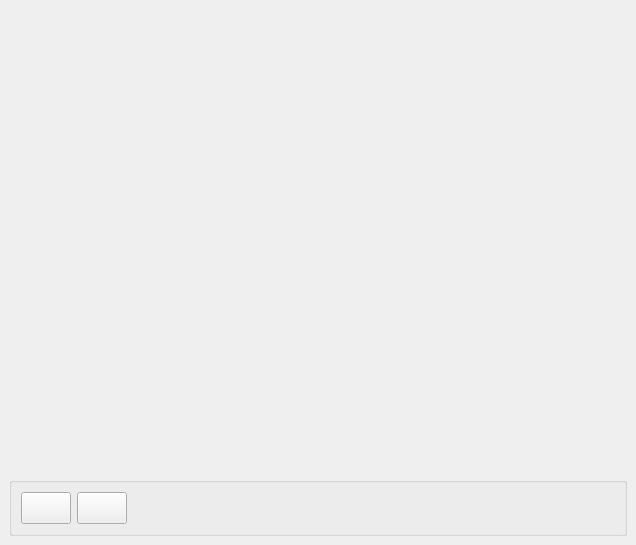
Above: src/components/core/inspector/ui/Inspector.ui from KelSolaar/sIBL_GUI before the change. Below: the same form after it.
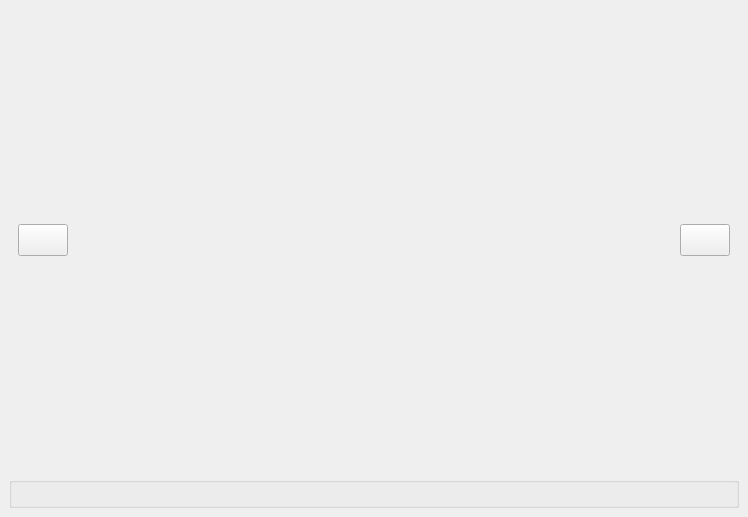
That is the form after the change.

```diff
--- a/src/components/core/inspector/ui/Inspector.ui
+++ b/src/components/core/inspector/ui/Inspector.ui
@@ -7,73 +7,15 @@
   </property>
   <widget class="QWidget" name="Inspector_dockWidgetContents">
    <layout class="QGridLayout" name="Inspector_dockWidgetContents_gridLayout">
-    <item row="1" column="0" colspan="2">
+    <item row="1" column="0" colspan="4">
      <widget class="QGroupBox" name="Options_groupBox">
       <property name="title">
        <string/>
       </property>
-      <layout class="QGridLayout" name="Options_groupBox_gridLayout">
-       <item row="1" column="2">
-        <spacer name="Options_horizontalSpacer">
-         <property name="orientation">
-          <enum>Qt::Horizontal</enum>
-         </property>
-         <property name="sizeHint" stdset="0">
-          <size>
-           <width>40</width>
-           <height>20</height>
-          </size>
-         </property>
-        </spacer>
-       </item>
-       <item row="1" column="0">
-        <widget class="QPushButton" name="Previous_Ibl_Set_pushButton">
-         <property name="minimumSize">
-          <size>
-           <width>50</width>
-           <height>32</height>
-          </size>
-         </property>
-         <property name="maximumSize">
-          <size>
-           <width>50</width>
-           <height>32</height>
-          </size>
-         </property>
-         <property name="statusTip">
-          <string>Previous Ibl Set Push Button: Navigate To Previous Ibl Set In The Current Selected Collection.</string>
-         </property>
-         <property name="text">
-          <string/>
-         </property>
-        </widget>
-       </item>
-       <item row="1" column="1">
-        <widget class="QPushButton" name="Next_Ibl_Set_pushButton">
-         <property name="minimumSize">
-          <size>
-           <width>50</width>
-           <height>32</height>
-          </size>
-         </property>
-         <property name="maximumSize">
-          <size>
-           <width>50</width>
-           <height>32</height>
-          </size>
-         </property>
-         <property name="statusTip">
-          <string>Next Ibl Set Push Button: Navigate To Next Ibl Set In The Current Selected Collection.</string>
-         </property>
-         <property name="text">
-          <string/>
-         </property>
-        </widget>
-       </item>
-      </layout>
+      <layout class="QGridLayout" name="Options_groupBox_gridLayout"/>
      </widget>
     </item>
-    <item row="0" column="0" colspan="2">
+    <item row="0" column="0" colspan="4">
      <widget class="QFrame" name="Overall_frame">
       <property name="frameShadow">
        <enum>QFrame::Raised</enum>
@@ -82,7 +24,7 @@
        <property name="verticalSpacing">
         <number>0</number>
        </property>
-       <item row="1" column="0">
+       <item row="1" column="1">
         <widget class="QFrame" name="Title_frame">
          <property name="frameShadow">
           <enum>QFrame::Raised</enum>
@@ -101,7 +43,7 @@
          </layout>
         </widget>
        </item>
-       <item row="2" column="0">
+       <item row="2" column="1">
         <widget class="QFrame" name="Image_frame">
          <property name="minimumSize">
           <size>
@@ -138,7 +80,7 @@
          </layout>
         </widget>
        </item>
-       <item row="3" column="0">
+       <item row="3" column="1">
         <widget class="QFrame" name="Details_frame">
          <layout class="QGridLayout" name="Details_frame_gridLayout">
           <item row="0" column="0">
@@ -154,7 +96,7 @@
          </layout>
         </widget>
        </item>
-       <item row="0" column="0">
+       <item row="0" column="1">
         <spacer name="Top_verticalSpacer">
          <property name="orientation">
           <enum>Qt::Vertical</enum>
@@ -167,7 +109,7 @@
          </property>
         </spacer>
        </item>
-       <item row="4" column="0">
+       <item row="4" column="1">
         <spacer name="Bottom_verticalSpacer">
          <property name="orientation">
           <enum>Qt::Vertical</enum>
@@ -180,6 +122,50 @@
          </property>
         </spacer>
        </item>
+       <item row="2" column="0">
+        <widget class="QPushButton" name="Previous_Ibl_Set_pushButton">
+         <property name="minimumSize">
+          <size>
+           <width>50</width>
+           <height>32</height>
+          </size>
+         </property>
+         <property name="maximumSize">
+          <size>
+           <width>50</width>
+           <height>32</height>
+          </size>
+         </property>
+         <property name="statusTip">
+          <string>Previous Ibl Set Push Button: Navigate To Previous Ibl Set In The Current Selected Collection.</string>
+         </property>
+         <property name="text">
+          <string/>
+         </property>
+        </widget>
+       </item>
+       <item row="2" column="2">
+        <widget class="QPushButton" name="Next_Ibl_Set_pushButton">
+         <property name="minimumSize">
+          <size>
+           <width>50</width>
+           <height>32</height>
+          </size>
+         </property>
+         <property name="maximumSize">
+          <size>
+           <width>50</width>
+           <height>32</height>
+          </size>
+         </property>
+         <property name="statusTip">
+          <string>Next Ibl Set Push Button: Navigate To Next Ibl Set In The Current Selected Collection.</string>
+         </property>
+         <property name="text">
+          <string/>
+         </property>
+        </widget>
+       </item>
       </layout>
      </widget>
     </item>
```
